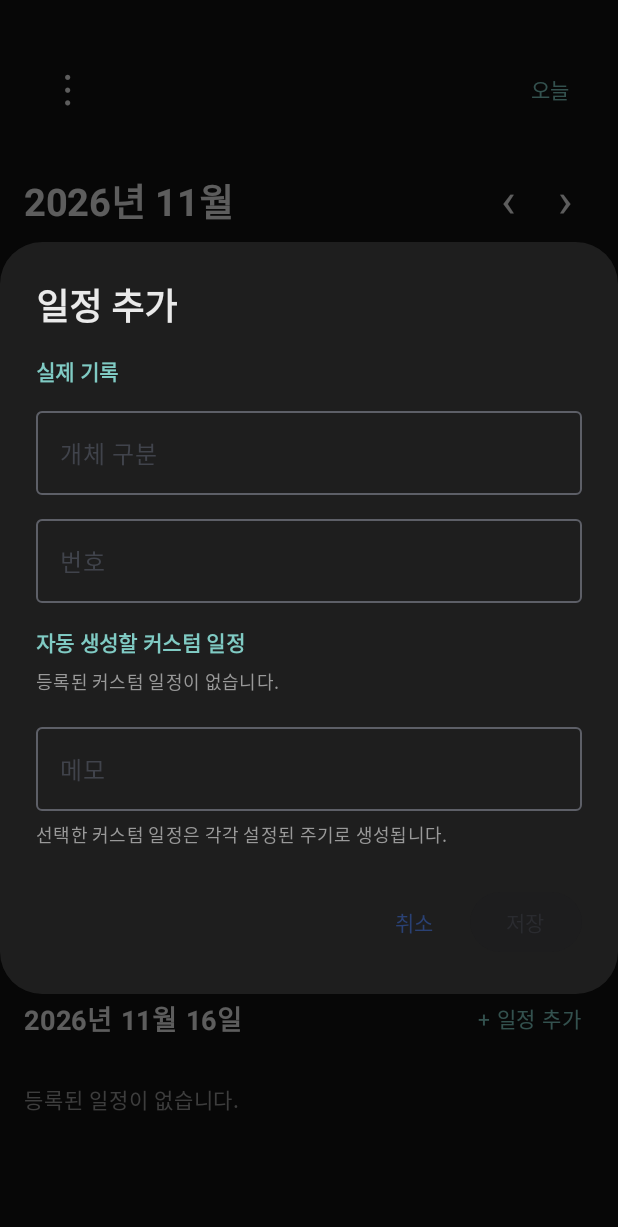
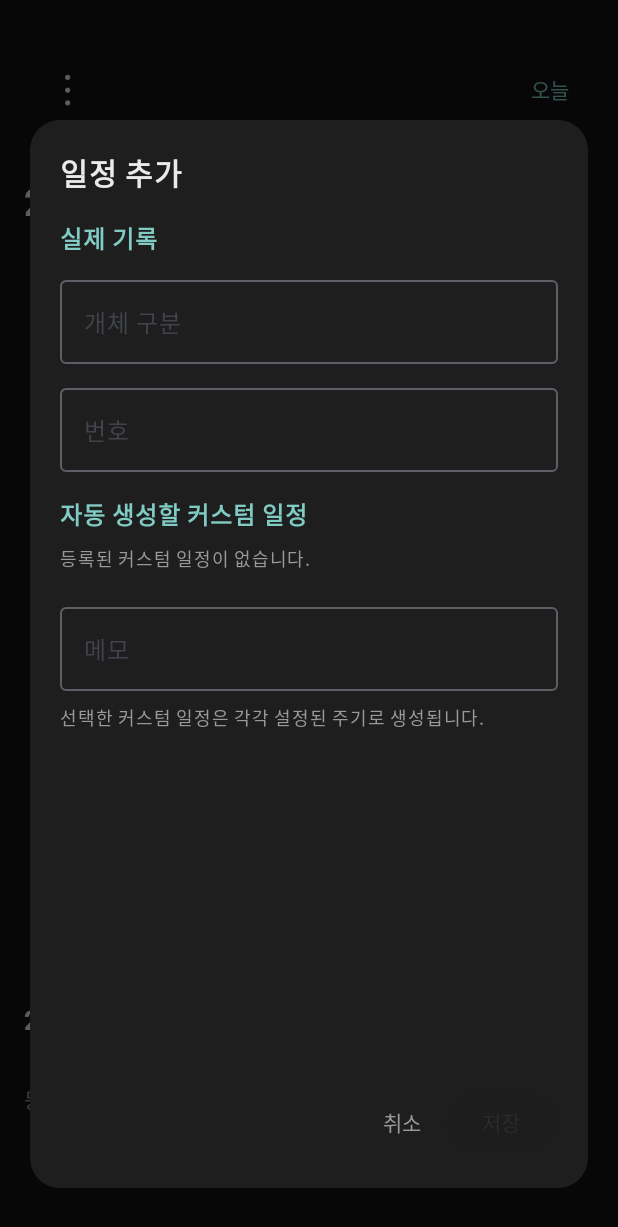
Before and after one commit to zja1vb2xj3/BreedingCalendar, an Android app built with Jetpack Compose: the screen it shows after launch (MainActivity), after a tap on "+ 일정 추가", on a phone screen of 412 x 824 dp. Shown: the top 1227 px of the screen. Run offline under Robolectric (Android 15) with nearby library versions, the phone set to English and light mode, and no system bars; our stand-ins replace Room's generated code.

Commit message:
일정 추가 UI 수정

```diff
--- a/app/src/main/java/com/example/breedingcalendar/ui/calendar/CalendarScreen.kt
+++ b/app/src/main/java/com/example/breedingcalendar/ui/calendar/CalendarScreen.kt
@@ -1,4 +1,3 @@
-
 package com.example.breedingcalendar.ui.calendar
 
 import androidx.compose.foundation.background
@@ -8,6 +7,7 @@ import androidx.compose.foundation.combinedClickable
 import androidx.compose.foundation.gestures.detectDragGestures
 import androidx.compose.foundation.layout.Arrangement
 import androidx.compose.foundation.layout.Box
+import androidx.compose.foundation.layout.BoxWithConstraints
 import androidx.compose.foundation.layout.Column
 import androidx.compose.foundation.layout.Row
 import androidx.compose.foundation.layout.Spacer
@@ -16,12 +16,15 @@ import androidx.compose.foundation.layout.fillMaxSize
 import androidx.compose.foundation.layout.fillMaxWidth
 import androidx.compose.foundation.layout.height
 import androidx.compose.foundation.layout.heightIn
+import androidx.compose.foundation.layout.imePadding
 import androidx.compose.foundation.layout.padding
 import androidx.compose.foundation.layout.size
 import androidx.compose.foundation.lazy.LazyColumn
 import androidx.compose.foundation.lazy.items
+import androidx.compose.foundation.rememberScrollState
 import androidx.compose.foundation.shape.CircleShape
 import androidx.compose.foundation.shape.RoundedCornerShape
+import androidx.compose.foundation.verticalScroll
 import androidx.compose.material3.AlertDialog
 import androidx.compose.material3.Button
 import androidx.compose.material3.Checkbox
@@ -50,6 +53,8 @@ import androidx.compose.ui.text.style.TextAlign
 import androidx.compose.ui.text.style.TextOverflow
 import androidx.compose.ui.unit.dp
 import androidx.compose.ui.unit.sp
+import androidx.compose.ui.window.Dialog
+import androidx.compose.ui.window.DialogProperties
 import com.example.breedingcalendar.data.entity.CalendarEvent
 import com.example.breedingcalendar.data.entity.CustomEventType
 import java.util.Calendar
@@ -230,15 +235,9 @@ fun CalendarScreen(
                             modifier = Modifier.weight(1f),
                             textAlign = TextAlign.Center,
                             color = when (index) {
-                                0 -> {
-                                    Color(0xFFE57373)
-                                }
-                                6 -> {
-                                    Color(0xFF64B5F6)
-                                }
-                                else -> {
-                                    CalendarSubText
-                                }
+                                0 -> Color(0xFFE57373)
+                                6 -> Color(0xFF64B5F6)
+                                else -> CalendarSubText
                             },
                             fontSize = 13.sp,
                             fontWeight = FontWeight.Medium
@@ -1103,18 +1102,51 @@ private fun AddEventDialog(
     val canSave = hasActualRecord ||
             (!hasAnyRecordInput && memo.isNotBlank())
 
-    AlertDialog(
+    val scrollState = rememberScrollState()
+
+    Dialog(
         onDismissRequest = onDismiss,
-        containerColor = CalendarSurface,
-        title = {
+        properties = DialogProperties(
+            usePlatformDefaultWidth = false
+        )
+    ) {
+        BoxWithConstraints(
+            modifier = Modifier
+                .fillMaxSize()
+                .imePadding()
+                .padding(
+                    top = 80.dp,
+                    bottom = 16.dp
+                ),
+            contentAlignment = Alignment.TopCenter
+        ) {
+            Surface(
+                modifier = Modifier
+                    .fillMaxWidth()
+                    .padding(horizontal = 20.dp)
+                    .heightIn(max = maxHeight - 16.dp),
+                shape = RoundedCornerShape(20.dp),
+                color = CalendarSurface
+            ) {
+                Column(
+                    modifier = Modifier
+                        .fillMaxWidth()
+                        .padding(20.dp)
+                ) {
                     Text(
                         text = "일정 추가",
                         color = CalendarText,
-                fontWeight = FontWeight.Bold
+                        fontWeight = FontWeight.Bold,
+                        fontSize = 20.sp
                     )
-        },
-        text = {
-            Column {
+
+                    Spacer(modifier = Modifier.height(16.dp))
+
+                    Column(
+                        modifier = Modifier
+                            .weight(1f)
+                            .verticalScroll(scrollState)
+                    ) {
                         Text(
                             text = "실제 기록",
                             color = CalendarAccent,
@@ -1137,7 +1169,10 @@ private fun AddEventDialog(
                         OutlinedTextField(
                             value = individualNumberText,
                             onValueChange = { value ->
-                        if (value.isEmpty() || value.all { it.isDigit() }) {
+                                if (
+                                    value.isEmpty() ||
+                                    value.all { it.isDigit() }
+                                ) {
                                     individualNumberText = value
                                 }
                             },
@@ -1229,16 +1264,21 @@ private fun AddEventDialog(
                             fontSize = 12.sp
                         )
                     }
-        },
-        confirmButton = {
+
+                    Spacer(modifier = Modifier.height(12.dp))
+
                     Row(
-                horizontalArrangement = Arrangement.spacedBy(8.dp),
+                        modifier = Modifier.fillMaxWidth(),
+                        horizontalArrangement = Arrangement.End,
                         verticalAlignment = Alignment.CenterVertically
                     ) {
                         TextButton(
                             onClick = onDismiss
                         ) {
-                    Text("취소")
+                            Text(
+                                "취소",
+                                color = CalendarSubText
+                            )
                         }
 
                         Button(
@@ -1250,7 +1290,10 @@ private fun AddEventDialog(
                                         individualNumber,
                                         memo
                                     )
-                        } else if (!hasAnyRecordInput && memo.isNotBlank()) {
+                                } else if (
+                                    !hasAnyRecordInput &&
+                                    memo.isNotBlank()
+                                ) {
                                     onSaveMemo(memo)
                                 }
                             },
@@ -1259,9 +1302,10 @@ private fun AddEventDialog(
                             Text("저장")
                         }
                     }
-        },
-        dismissButton = {}
-    )
+                }
+            }
+        }
+    }
 }
 
 @Composable
```
Lines whose indentation alone changed are shown as unchanged.
